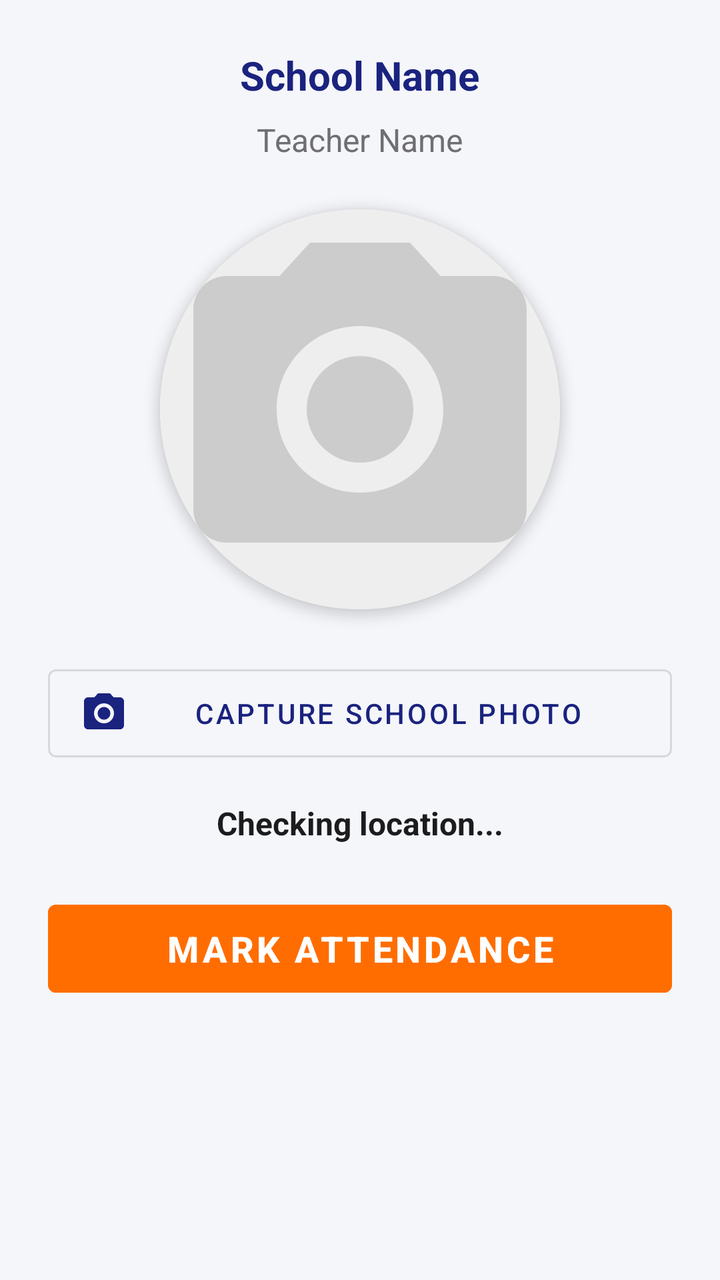
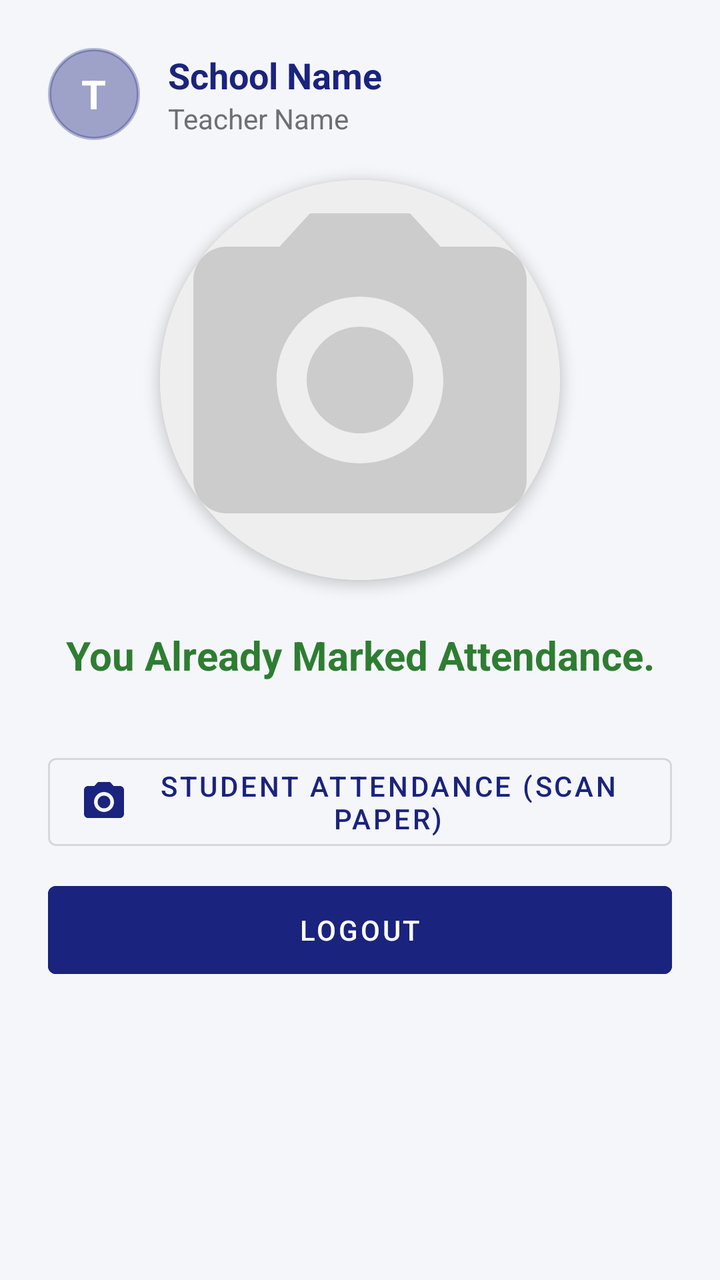

Compare the two renders of this Android layout. The source of the first and the diff that turns it into the second are given below.
<!-- AndroidManifest.xml: application theme Theme.SchoolAttendance -->
<!-- res/layout/activity_mark_teacher_attendance.xml -->
<?xml version="1.0" encoding="utf-8"?>

<LinearLayout xmlns:android="http://schemas.android.com/apk/res/android"
    xmlns:app="http://schemas.android.com/apk/res-auto"
    android:layout_width="match_parent"
    android:layout_height="match_parent"
    android:orientation="vertical"
    android:padding="24dp"
    android:gravity="center_horizontal"
    android:background="@color/background">

    <TextView
        android:id="@+id/tvSchoolNameDisplay"
        android:layout_width="wrap_content"
        android:layout_height="wrap_content"
        android:text="School Name"
        android:textSize="20sp"
        android:textStyle="bold"
        android:textColor="@color/primary"
        android:layout_marginBottom="8dp"/>

    <TextView
        android:id="@+id/tvTeacherNameDisplay"
        android:layout_width="wrap_content"
        android:layout_height="wrap_content"
        android:text="Teacher Name"
        android:textSize="16sp"
        android:textColor="@color/text_secondary"
        android:layout_marginBottom="24dp"/>

    <com.google.android.material.card.MaterialCardView
        android:layout_width="200dp"
        android:layout_height="200dp"
        app:cardCornerRadius="100dp"
        app:cardElevation="4dp"
        android:layout_marginBottom="24dp">

        <ImageView
            android:id="@+id/ivSchoolPhoto"
            android:layout_width="match_parent"
            android:layout_height="match_parent"
            android:scaleType="centerCrop"
            android:src="@drawable/ic_camera_placeholder"
            android:background="#EEE"/>
    </com.google.android.material.card.MaterialCardView>

    <com.google.android.material.button.MaterialButton
        android:id="@+id/btnCapture"
        android:layout_width="match_parent"
        android:layout_height="56dp"
        android:text="Capture School Photo"
        app:icon="@drawable/ic_camera"
        android:layout_marginBottom="16dp"
        style="@style/Widget.MaterialComponents.Button.OutlinedButton"/>

    <TextView
        android:id="@+id/tvLocationStatus"
        android:layout_width="wrap_content"
        android:layout_height="wrap_content"
        android:text="Checking location..."
        android:textColor="@color/text_primary"
        android:textSize="16sp"
        android:textStyle="bold"
        android:layout_marginBottom="24dp"/>

    <LinearLayout
        android:id="@+id/layoutSuccessInfo"
        android:layout_width="match_parent"
        android:layout_height="wrap_content"
        android:orientation="vertical"
        android:gravity="center"
        android:visibility="gone"
        android:layout_marginBottom="24dp">

        <TextView
            android:id="@+id/tvSuccessMessage"
            android:layout_width="wrap_content"
            android:layout_height="wrap_content"
            android:text="Marked Successfully"
            android:textColor="@color/success"
            android:textSize="20sp"
            android:textStyle="bold"
            android:textAlignment="center"/>
    </LinearLayout>

    <com.google.android.material.button.MaterialButton
        android:id="@+id/btnSubmitAttendance"
        android:layout_width="match_parent"
        android:layout_height="56dp"
        android:text="MARK ATTENDANCE"
        android:textColor="@color/white"
        android:textSize="18sp"
        android:textStyle="bold"
        android:enabled="false"
        android:backgroundTint="@color/accent"/>

    <com.google.android.material.button.MaterialButton
        android:id="@+id/btnStudentAttendance"
        android:layout_width="match_parent"
        android:layout_height="56dp"
        android:text="Student Attendance (Scan Paper)"
        android:layout_marginTop="8dp"
        android:visibility="gone"
        style="@style/Widget.MaterialComponents.Button.OutlinedButton"
        app:icon="@drawable/ic_camera"/>

    <com.google.android.material.button.MaterialButton
        android:id="@+id/btnLogout"
        android:layout_width="match_parent"
        android:layout_height="56dp"
        android:text="LOGOUT"
        android:layout_marginTop="8dp"
        android:visibility="gone"
        style="@style/Widget.MaterialComponents.Button.UnelevatedButton"
        android:backgroundTint="@color/primary"/>

    <ProgressBar
        android:id="@+id/progressBar"
        android:layout_width="wrap_content"
        android:layout_height="wrap_content"
        android:layout_marginTop="16dp"
        android:visibility="gone"/>

</LinearLayout>
<!-- resources referenced by this layout -->
<resources>
  <color name="accent">#FF6D00</color>
  <color name="background">#F5F6FA</color>
  <color name="primary">#1A237E</color>
  <color name="success">#2E7D32</color>
  <color name="text_primary">#1C1C1E</color>
  <color name="text_secondary">#6E6E73</color>
  <color name="white">#FFFFFF</color>
  <!-- drawable ic_camera (drawable) -->
  <vector xmlns:android="http://schemas.android.com/apk/res/android"
      android:width="24dp"
      android:height="24dp"
      android:viewportWidth="24"
      android:viewportHeight="24">
      <path
          android:fillColor="#000000"
          android:pathData="M12,12m-3.2,0a3.2,3.2 0,1 1,6.4 0a3.2,3.2 0,1 1,-6.4 0" />
      <path
          android:fillColor="#000000"
          android:pathData="M9,2L7.17,4H4c-1.1,0 -2,0.9 -2,2v12c0,1.1 0.9,2 2,2h16c1.1,0 2,-0.9 2,-2V6c0,-1.1 -0.9,-2 -2,-2h-3.17L15,2H9zm3,15c-2.76,0 -5,-2.24 -5,-5s2.24,-5 5,-5s5,2.24 5,5s-2.24,5 -5,5z" />
  </vector>
  <!-- drawable ic_camera_placeholder (drawable) -->
  <vector xmlns:android="http://schemas.android.com/apk/res/android"
      android:width="24dp"
      android:height="24dp"
      android:viewportWidth="24"
      android:viewportHeight="24">
      <path
          android:fillColor="#CCCCCC"
          android:pathData="M12,12m-3.2,0a3.2,3.2 0,1 1,6.4 0a3.2,3.2 0,1 1,-6.4 0" />
      <path
          android:fillColor="#CCCCCC"
          android:pathData="M9,2L7.17,4H4c-1.1,0 -2,0.9 -2,2v12c0,1.1 0.9,2 2,2h16c1.1,0 2,-0.9 2,-2V6c0,-1.1 -0.9,-2 -2,-2h-3.17L15,2H9zm3,15c-2.76,0 -5,-2.24 -5,-5s2.24,-5 5,-5s5,2.24 5,5s-2.24,5 -5,5z" />
  </vector>
  <style name="Theme.SchoolAttendance" parent="Theme.MaterialComponents.DayNight.NoActionBar">
          <item name="colorPrimary">@color/primary</item>
          <item name="colorPrimaryDark">@color/primary_dark</item>
          <item name="colorAccent">@color/accent</item>
          <item name="android:windowBackground">@color/background</item>
          <item name="android:statusBarColor">@color/primary_dark</item>
          <item name="android:editTextColor">#000000</item>
          <item name="editTextColor">#000000</item>
      </style>
  <color name="primary_dark">#0D1454</color>
</resources>

<!-- the commit's change to res/layout/activity_mark_teacher_attendance.xml (unified diff, before → after) -->
@@ -9,24 +9,62 @@
     android:gravity="center_horizontal"
     android:background="@color/background">
 
-    <TextView
-        android:id="@+id/tvSchoolNameDisplay"
-        android:layout_width="wrap_content"
+    
+    <RelativeLayout
+        android:layout_width="match_parent"
         android:layout_height="wrap_content"
-        android:text="School Name"
-        android:textSize="20sp"
-        android:textStyle="bold"
-        android:textColor="@color/primary"
-        android:layout_marginBottom="8dp"/>
+        android:layout_marginBottom="20dp">
 
-    <TextView
-        android:id="@+id/tvTeacherNameDisplay"
-        android:layout_width="wrap_content"
-        android:layout_height="wrap_content"
-        android:text="Teacher Name"
-        android:textSize="16sp"
-        android:textColor="@color/text_secondary"
-        android:layout_marginBottom="24dp"/>
+        
+        <FrameLayout
+            android:id="@+id/btnTopProfile"
+            android:layout_width="46dp"
+            android:layout_height="46dp"
+            android:layout_alignParentStart="true"
+            android:layout_centerVertical="true"
+            android:background="@drawable/bg_glass_circle"
+            android:backgroundTint="@color/primary"
+            android:clickable="true"
+            android:focusable="true">
+
+            <TextView
+                android:id="@+id/tvTopAvatarInitial"
+                android:layout_width="wrap_content"
+                android:layout_height="wrap_content"
+                android:layout_gravity="center"
+                android:text="T"
+                android:textColor="@color/white"
+                android:textSize="20sp"
+                android:textStyle="bold" />
+        </FrameLayout>
+
+        
+        <LinearLayout
+            android:layout_width="match_parent"
+            android:layout_height="wrap_content"
+            android:layout_toEndOf="@id/btnTopProfile"
+            android:layout_marginStart="14dp"
+            android:layout_centerVertical="true"
+            android:orientation="vertical">
+
+            <TextView
+                android:id="@+id/tvSchoolNameDisplay"
+                android:layout_width="wrap_content"
+                android:layout_height="wrap_content"
+                android:text="School Name"
+                android:textSize="18sp"
+                android:textStyle="bold"
+                android:textColor="@color/primary" />
+
+            <TextView
+                android:id="@+id/tvTeacherNameDisplay"
+                android:layout_width="wrap_content"
+                android:layout_height="wrap_content"
+                android:text="Teacher Name"
+                android:textSize="14sp"
+                android:textColor="@color/text_secondary" />
+        </LinearLayout>
+    </RelativeLayout>
 
     <com.google.android.material.card.MaterialCardView
         android:layout_width="200dp"
@@ -51,6 +89,7 @@
         android:text="Capture School Photo"
         app:icon="@drawable/ic_camera"
         android:layout_marginBottom="16dp"
+        android:visibility="gone"
         style="@style/Widget.MaterialComponents.Button.OutlinedButton"/>
 
     <TextView
@@ -61,6 +100,7 @@
         android:textColor="@color/text_primary"
         android:textSize="16sp"
         android:textStyle="bold"
+        android:visibility="gone"
         android:layout_marginBottom="24dp"/>
 
     <LinearLayout
@@ -69,14 +109,14 @@
         android:layout_height="wrap_content"
         android:orientation="vertical"
         android:gravity="center"
-        android:visibility="gone"
+        android:visibility="visible"
         android:layout_marginBottom="24dp">
 
         <TextView
             android:id="@+id/tvSuccessMessage"
             android:layout_width="wrap_content"
             android:layout_height="wrap_content"
-            android:text="Marked Successfully"
+            android:text="You Already Marked Attendance."
             android:textColor="@color/success"
             android:textSize="20sp"
             android:textStyle="bold"
@@ -92,6 +132,7 @@
         android:textSize="18sp"
         android:textStyle="bold"
         android:enabled="false"
+        android:visibility="gone"
         android:backgroundTint="@color/accent"/>
 
     <com.google.android.material.button.MaterialButton
@@ -100,7 +141,7 @@
         android:layout_height="56dp"
         android:text="Student Attendance (Scan Paper)"
         android:layout_marginTop="8dp"
-        android:visibility="gone"
+        android:visibility="visible"
         style="@style/Widget.MaterialComponents.Button.OutlinedButton"
         app:icon="@drawable/ic_camera"/>
 
@@ -110,7 +151,7 @@
         android:layout_height="56dp"
         android:text="LOGOUT"
         android:layout_marginTop="8dp"
-        android:visibility="gone"
+        android:visibility="visible"
         style="@style/Widget.MaterialComponents.Button.UnelevatedButton"
         android:backgroundTint="@color/primary"/>
 
<!-- resource entries referenced after the edit -->
@@ -7,6 +7,13 @@
   <color name="text_primary">#1C1C1E</color>
   <color name="text_secondary">#6E6E73</color>
   <color name="white">#FFFFFF</color>
+  <!-- drawable bg_glass_circle (drawable) -->
+  <?xml version="1.0" encoding="utf-8"?>
+  <shape xmlns:android="http://schemas.android.com/apk/res/android"
+      android:shape="oval">
+      <solid android:color="#66000000" />
+      <stroke android:width="1.5dp" android:color="#4DFFFFFF" />
+  </shape>
   <!-- drawable ic_camera (drawable) -->
   <vector xmlns:android="http://schemas.android.com/apk/res/android"
       android:width="24dp"
